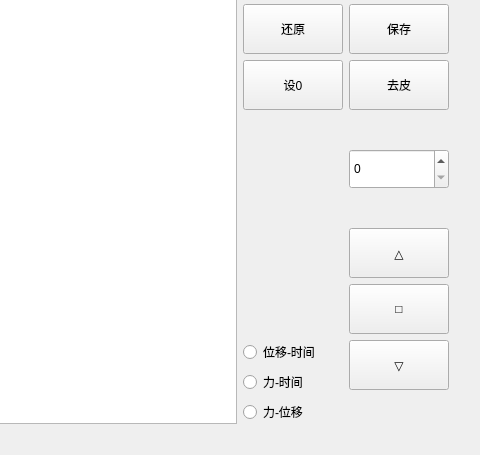
Old version of the form testwidget.ui in the repository Mr-tang0/TCP-basedmaterial-tensile-testing-machine-control-system; both pictures show x 770 to 1250 and y 345 to 800 of the 1250 by 800 pixel window.
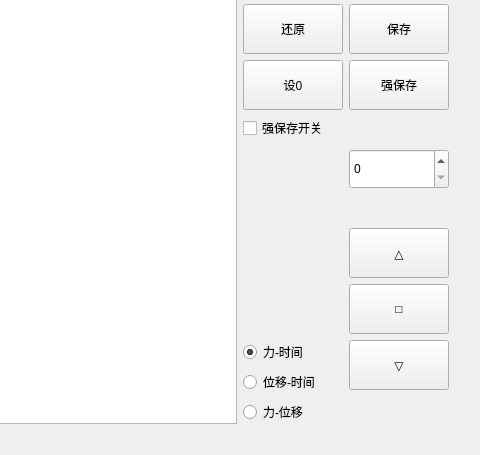
New version of the form. Custom widgets are drawn as their Qt base class.

Commit message: 添加了强保存模式，支持1800/sd1采样率，细节优化

What changed in the file:
```diff
--- a/testwidget.ui
+++ b/testwidget.ui
@@ -372,7 +372,7 @@
               <string notr="true">font: 10pt &quot;黑体&quot;;</string>
              </property>
              <property name="text">
-              <string>去皮</string>
+              <string>强保存</string>
              </property>
             </widget>
            </item>
@@ -384,6 +384,13 @@
         <layout class="QHBoxLayout" name="horizontalLayout">
          <item>
           <layout class="QVBoxLayout" name="verticalLayout_6">
+           <item>
+            <widget class="QCheckBox" name="mutiSaveOpen">
+             <property name="text">
+              <string>强保存开关</string>
+             </property>
+            </widget>
+           </item>
            <item>
             <spacer name="verticalSpacer_3">
              <property name="orientation">
@@ -400,27 +407,39 @@
            <item>
             <layout class="QVBoxLayout" name="verticalLayout_2">
              <item>
-              <widget class="QRadioButton" name="radioButton">
-               <property name="styleSheet">
-                <string notr="true">font: 10pt &quot;黑体&quot;;</string>
+              <widget class="QRadioButton" name="radioButton_forceToTime">
+               <property name="enabled">
+                <bool>true</bool>
                </property>
-               <property name="text">
-                <string>位移-时间</string>
+               <property name="tabletTracking">
+                <bool>false</bool>
                </property>
-              </widget>
-             </item>
-             <item>
-              <widget class="QRadioButton" name="radioButton_2">
+               <property name="acceptDrops">
+                <bool>false</bool>
+               </property>
                <property name="styleSheet">
                 <string notr="true">font: 10pt &quot;黑体&quot;;</string>
                </property>
                <property name="text">
                 <string>力-时间</string>
                </property>
+               <property name="checked">
+                <bool>true</bool>
+               </property>
               </widget>
              </item>
              <item>
-              <widget class="QRadioButton" name="radioButton_3">
+              <widget class="QRadioButton" name="radioButton_lengthToTime">
+               <property name="styleSheet">
+                <string notr="true">font: 10pt &quot;黑体&quot;;</string>
+               </property>
+               <property name="text">
+                <string>位移-时间</string>
+               </property>
+              </widget>
+             </item>
+             <item>
+              <widget class="QRadioButton" name="radioButton_forceToLength">
                <property name="styleSheet">
                 <string notr="true">font: 10pt &quot;黑体&quot;;</string>
                </property>
```
Left out of the diff: 2 changed lines with no effect on the pictures. The commit also changes 11 other files.
